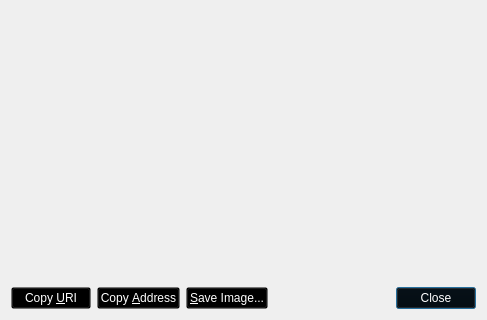
This is src/qt/forms/receiverequestdialog.ui in thelonecrouton/bitcredit as Qt 5 draws it before an edit; both pictures show x 0 to 487 and y 277 to 597 of the 487 by 597 pixel window. The edited form follows.
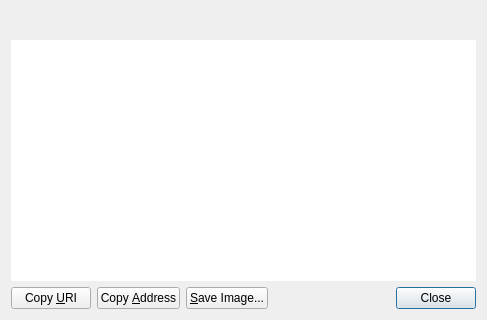
This is the edited form. Custom widgets are drawn as their Qt base class.

Commit message: stylesheet entries removed from receiverequestdialog.ui

```diff
--- a/src/qt/forms/receiverequestdialog.ui
+++ b/src/qt/forms/receiverequestdialog.ui
@@ -10,6 +10,9 @@
     <height>597</height>
    </rect>
   </property>
+  <property name="styleSheet">
+   <string notr="true"/>
+  </property>
   <layout class="QVBoxLayout" name="verticalLayout_3">
    <item>
     <widget class="QRImageWidget" name="lblQRCode">
@@ -28,6 +31,9 @@
      <property name="toolTip">
       <string>QR Code</string>
      </property>
+     <property name="styleSheet">
+      <string notr="true"/>
+     </property>
      <property name="textFormat">
       <enum>Qt::PlainText</enum>
      </property>
@@ -54,7 +60,7 @@
       </size>
      </property>
      <property name="styleSheet">
-      <string notr="true">color: rgb(255, 255, 255);background:transparent; </string>
+      <string notr="true"/>
      </property>
      <property name="frameShape">
       <enum>QFrame::NoFrame</enum>
@@ -75,7 +81,7 @@
      <item>
       <widget class="QPushButton" name="btnCopyURI">
        <property name="styleSheet">
-        <string notr="true">color: rgb(255, 255, 255);background:transparent; </string>
+        <string notr="true"/>
        </property>
        <property name="text">
         <string>Copy &amp;URI</string>
@@ -88,7 +94,7 @@
      <item>
       <widget class="QPushButton" name="btnCopyAddress">
        <property name="styleSheet">
-        <string notr="true">color: rgb(255, 255, 255);background:transparent; </string>
+        <string notr="true"/>
        </property>
        <property name="text">
         <string>Copy &amp;Address</string>
@@ -101,7 +107,7 @@
      <item>
       <widget class="QPushButton" name="btnSaveAs">
        <property name="styleSheet">
-        <string notr="true">color: rgb(255, 255, 255);background:transparent; </string>
+        <string notr="true"/>
        </property>
        <property name="text">
         <string>&amp;Save Image...</string>
@@ -127,7 +133,7 @@
      <item>
       <widget class="QDialogButtonBox" name="buttonBox">
        <property name="styleSheet">
-        <string notr="true">color: rgb(255, 255, 255);background:transparent; </string>
+        <string notr="true"/>
        </property>
        <property name="standardButtons">
         <set>QDialogButtonBox::Close</set>
```
